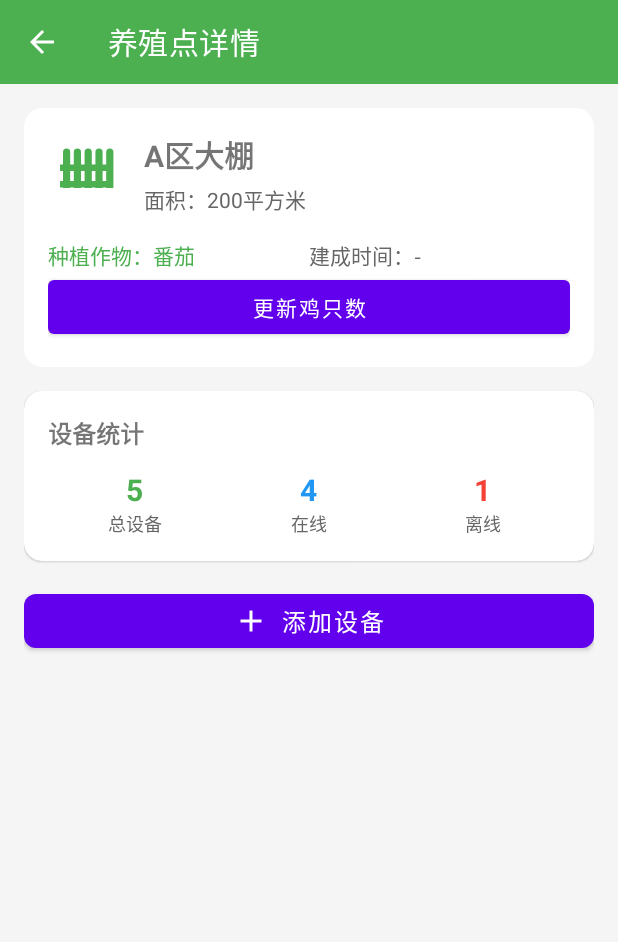
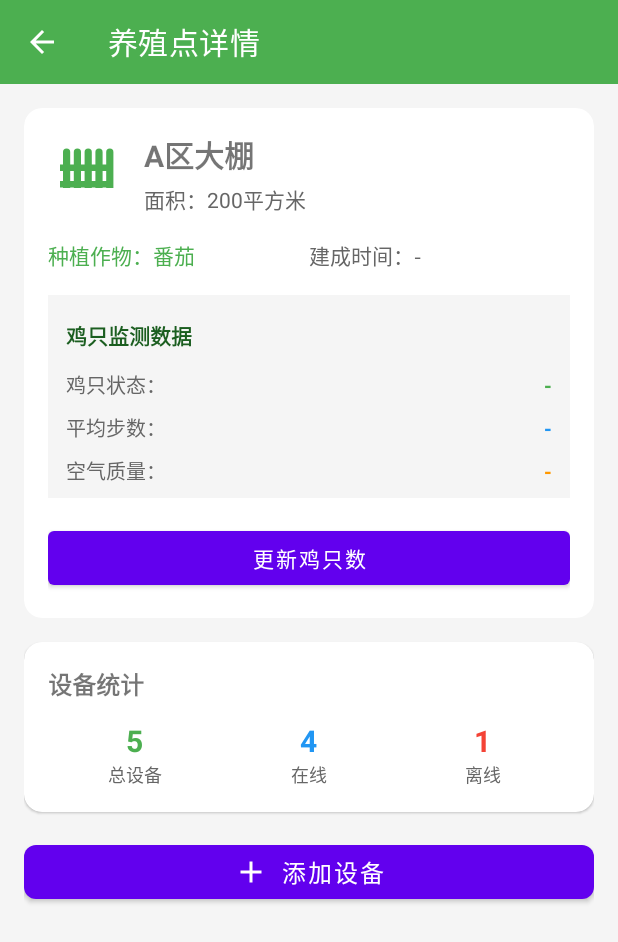
Before and after one commit to kaijiewang-1/modelfarm, an Android app built with Jetpack Compose: the farm_point_detail screen opened directly, with no data from a screen before it, on a phone screen of 412 x 824 dp. Shown: the top 942 px of the screen. Run offline under Robolectric (Android 15) with nearby library versions, the light colour scheme and no system bars; network calls fail.

Commit message:
养殖点详情页面添加了一些新功能

```diff
--- a/app/build.gradle.kts
+++ b/app/build.gradle.kts
@@ -13,7 +13,7 @@ android {
         minSdk = 24
         targetSdk = 35
         versionCode = 1
-        versionName = "1.2"
+        versionName = "1.3"
 
         testInstrumentationRunner = "androidx.test.runner.AndroidJUnitRunner"
     }
--- a/app/src/main/res/layout/activity_farm_point_detail.xml
+++ b/app/src/main/res/layout/activity_farm_point_detail.xml
@@ -120,10 +120,116 @@
                         </LinearLayout>
 
                     </LinearLayout>
+
+                    <!-- 鸡只状态和步数信息 -->
+                    <LinearLayout
+                        android:layout_width="match_parent"
+                        android:layout_height="wrap_content"
+                        android:orientation="vertical"
+                        android:layout_marginTop="16dp"
+                        android:paddingTop="16dp"
+                        android:paddingBottom="8dp"
+                        android:background="#F5F5F5"
+                        android:paddingStart="12dp"
+                        android:paddingEnd="12dp">
+
+                        <TextView
+                            android:layout_width="wrap_content"
+                            android:layout_height="wrap_content"
+                            android:text="鸡只监测数据"
+                            android:textSize="14sp"
+                            android:textStyle="bold"
+                            android:textColor="#1B5E20"
+                            android:layout_marginBottom="12dp" />
+
+                        <LinearLayout
+                            android:layout_width="match_parent"
+                            android:layout_height="wrap_content"
+                            android:orientation="horizontal"
+                            android:layout_marginBottom="8dp">
+
+                            <TextView
+                                android:layout_width="0dp"
+                                android:layout_height="wrap_content"
+                                android:layout_weight="1"
+                                android:text="鸡只状态："
+                                android:textSize="13sp"
+                                android:textColor="#666666" />
+
+                            <TextView
+                                android:id="@+id/tv_chicken_status"
+                                android:layout_width="0dp"
+                                android:layout_height="wrap_content"
+                                android:layout_weight="1.5"
+                                android:text="-"
+                                android:textSize="13sp"
+                                android:textStyle="bold"
+                                android:textColor="#4CAF50"
+                                android:gravity="end" />
+
+                        </LinearLayout>
+
+                        <LinearLayout
+                            android:layout_width="match_parent"
+                            android:layout_height="wrap_content"
+                            android:orientation="horizontal"
+                            android:layout_marginBottom="8dp">
+
+                            <TextView
+                                android:layout_width="0dp"
+                                android:layout_height="wrap_content"
+                                android:layout_weight="1"
+                                android:text="平均步数："
+                                android:textSize="13sp"
+                                android:textColor="#666666" />
+
+                            <TextView
+                                android:id="@+id/tv_chicken_steps"
+                                android:layout_width="0dp"
+                                android:layout_height="wrap_content"
+                                android:layout_weight="1.5"
+                                android:text="-"
+                                android:textSize="13sp"
+                                android:textStyle="bold"
+                                android:textColor="#2196F3"
+                                android:gravity="end" />
+
+                        </LinearLayout>
+
+                        <LinearLayout
+                            android:layout_width="match_parent"
+                            android:layout_height="wrap_content"
+                            android:orientation="horizontal">
+
+                            <TextView
+                                android:layout_width="0dp"
+                                android:layout_height="wrap_content"
+                                android:layout_weight="1"
+                                android:text="空气质量："
+                                android:textSize="13sp"
+                                android:textColor="#666666" />
+
+                            <TextView
+                                android:id="@+id/tv_air_quality"
+                                android:layout_width="0dp"
+                                android:layout_height="wrap_content"
+                                android:layout_weight="1.5"
+                                android:text="-"
+                                android:textSize="13sp"
+                                android:textStyle="bold"
+                                android:textColor="#FF9800"
+                                android:gravity="end" />
+
+                        </LinearLayout>
+
+                    </LinearLayout>
+
                     <Button
                         android:id="@+id/tv_btn_update"
                         android:layout_width="match_parent"
-                        android:layout_height="wrap_content" android:text="更新鸡只数"/>
+                        android:layout_height="wrap_content"
+                        android:layout_marginTop="16dp"
+                        android:text="更新鸡只数"/>
 
                 </LinearLayout>
             </com.google.android.material.card.MaterialCardView>
```
Also changed, not shown: app/src/main/java/farm/farm_point_detail.java (+209 -0 lines), 3 other files.
